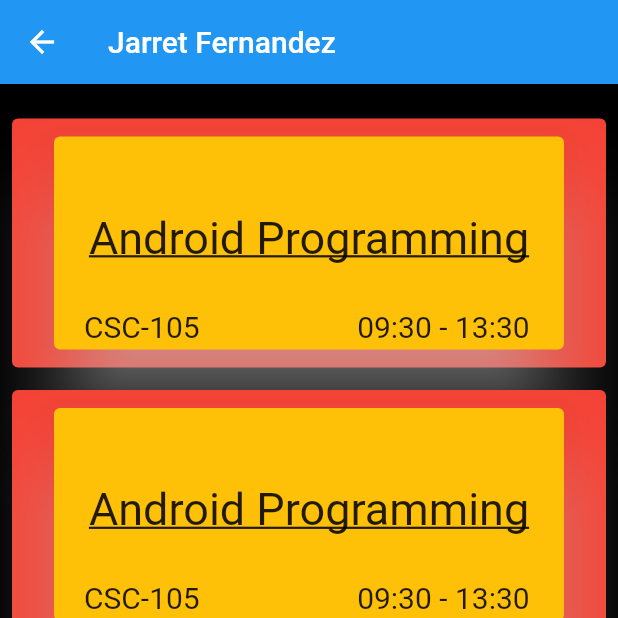
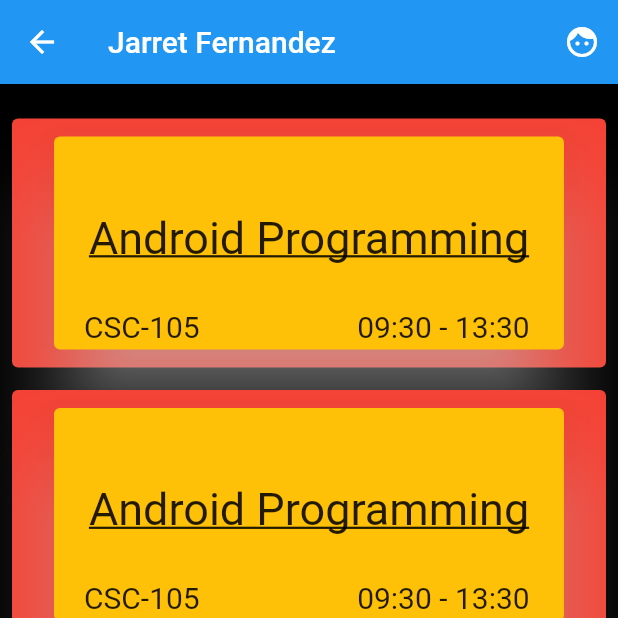
Before and after one commit to ankitmishra2232/Attendence_App, a Flutter app: the screen it shows after launch, after a tap on "CLASSROOM", on a phone screen of 412 x 824 dp, the top half of it. Run offline on Flutter 3.47's test engine with Material 2 defaults, Android fonts, the phone set to English and light mode, and no system bars.

Commit message:
update front screen

```diff
--- a/lib/FrontScreen/classroom.dart
+++ b/lib/FrontScreen/classroom.dart
@@ -9,6 +9,13 @@ class Classroom extends StatelessWidget {
     return Scaffold(
       appBar: AppBar(
         title: const Text("Jarret Fernandez"), //Name of Teacher
+        actions: <Widget>[
+          IconButton(
+            icon: const Icon(Icons.face),
+            tooltip: "Profile",
+            onPressed: () {},
+          )
+        ],
       ),
       body: Container(
         color: Colors.black,
--- a/lib/FrontScreen/mainScreen.dart
+++ b/lib/FrontScreen/mainScreen.dart
@@ -24,8 +24,7 @@ class MainScreen extends StatelessWidget{
               ),
             ),
           ),
-          Container(
-            child: const Center(
+          const Center(
             child: Padding(
               padding: EdgeInsets.only(top: 10.0),
               child: Text("Department of Computer Science and Technology",
@@ -37,7 +36,6 @@ class MainScreen extends StatelessWidget{
               ),
             ),
           ) ,
-          ),
           Image.asset('assets/images/unigoa.jpg'),
           ElevatedButton(
             onPressed: () {
@@ -68,11 +66,9 @@ class MainScreen extends StatelessWidget{
                       color: Colors.red,
                       elevation: 10.0,
                       child: Column(
-                        children: <Widget>[
-                          Row(
                         children: const <Widget>[
                           Padding(
-                                  padding: EdgeInsets.only(left: 110.0),
+                              padding: EdgeInsets.only(left: 100.0, right: 100.0),
                               child: Text(
                                 "Teacher Details",
                                 style: TextStyle(
@@ -81,28 +77,19 @@ class MainScreen extends StatelessWidget{
                                 ),
                               ),
                           ),
-                              Padding(
-                                padding: EdgeInsets.only(left: 80.0),
-                                child: Icon(
-                                  Icons.edit,
-                                  color: Colors.white,
-                                ),
-                              ),
-                            ],
-                          ),
-                          const Text(
+                          Text(
                             "Name: Jarret Fernandez",
                             style: TextStyle(
                               fontWeight: FontWeight.bold,
                             ),
                           ),
-                          const Text(
+                          Text(
                             "Age: 35",
                             style: TextStyle(
                               fontWeight: FontWeight.bold,
                             ),
                           ),
-                          const Text(
+                          Text(
                             "Address: Margao Goa",
                             style: TextStyle(
                               fontWeight: FontWeight.bold,
--- a/lib/main.dart
+++ b/lib/main.dart
@@ -1,3 +1,4 @@
+import 'package:attendence_app/FrontScreen/profile.dart';
 import 'package:flutter/material.dart';
 import 'FrontScreen/mainScreen.dart';
 
@@ -17,6 +18,19 @@ class MyApp extends StatelessWidget {
       home: Scaffold(
         appBar: AppBar(
           title: const Text("Attendance"),
+          actions: <Widget>[
+            IconButton(
+              icon: const Icon(Icons.face),
+              tooltip: "Profile",
+              onPressed: () {
+                Navigator.of(context).push(
+                    MaterialPageRoute(
+                        builder: (context) => const Profile()
+                    )
+                );
+              },
+            )
+          ],
         ),
         body: const MainScreen(),
       )
```
Also changed, not shown: lib/FrontScreen/class.dart (+7 -0 lines), lib/FrontScreen/profile.dart (+15 -0 lines). Lines whose indentation alone changed are shown as unchanged.
